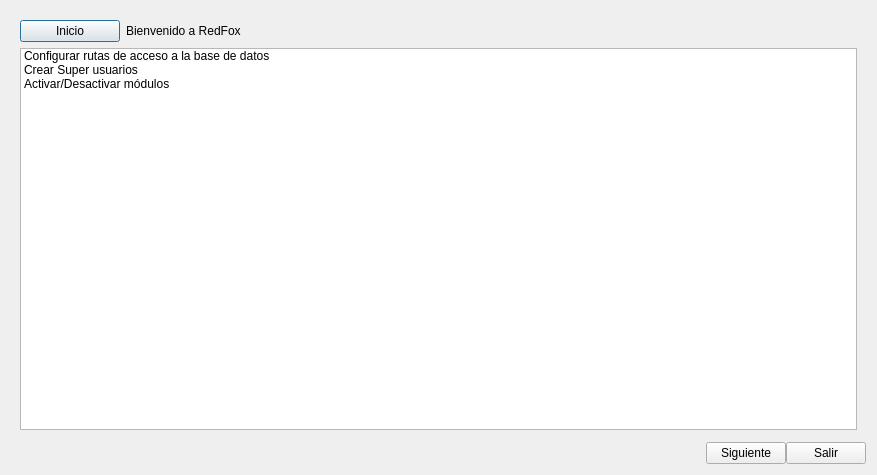
arcnexus/RedFoX, file Zona_Administrador/frmconfigmaya.ui: the form before one commit.
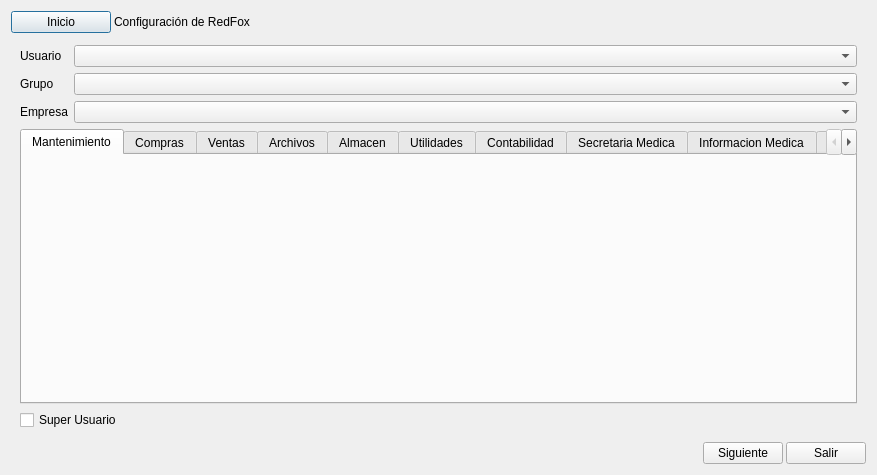
The form after the commit. The open tabs and pages were chosen to show the change. Icons and pictures are not drawn.

Commit message: Cambios en la gestion de usuarios

Diff of the .ui file:
```diff
--- a/Zona_Administrador/frmconfigmaya.ui
+++ b/Zona_Administrador/frmconfigmaya.ui
@@ -17,37 +17,41 @@
    <iconset resource="../maya.qrc">
     <normaloff>:/Icons/PNG/NeuX.png</normaloff>:/Icons/PNG/NeuX.png</iconset>
   </property>
-  <layout class="QGridLayout" name="gridLayout">
-   <property name="verticalSpacing">
+  <layout class="QVBoxLayout" name="verticalLayout">
+   <property name="spacing">
     <number>3</number>
    </property>
-   <item row="0" column="0">
+   <item>
+    <layout class="QHBoxLayout" name="horizontalLayout_2">
+     <item>
+      <widget class="QPushButton" name="btnInicio">
+       <property name="maximumSize">
+        <size>
+         <width>100</width>
+         <height>16777215</height>
+        </size>
+       </property>
+       <property name="text">
+        <string>Inicio</string>
+       </property>
+      </widget>
+     </item>
+     <item>
+      <widget class="QLabel" name="label_6">
+       <property name="text">
+        <string>Configuración de RedFox</string>
+       </property>
+      </widget>
+     </item>
+    </layout>
+   </item>
+   <item>
     <widget class="QStackedWidget" name="stackedWidget">
      <property name="currentIndex">
       <number>0</number>
      </property>
      <widget class="QWidget" name="welcome_page">
       <layout class="QGridLayout" name="gridLayout_3">
-       <item row="0" column="1">
-        <widget class="QLabel" name="label_6">
-         <property name="text">
-          <string>Bienvenido a RedFox</string>
-         </property>
-        </widget>
-       </item>
-       <item row="0" column="0">
-        <widget class="QPushButton" name="btnInicio">
-         <property name="maximumSize">
-          <size>
-           <width>100</width>
-           <height>16777215</height>
-          </size>
-         </property>
-         <property name="text">
-          <string>Inicio</string>
-         </property>
-        </widget>
-       </item>
        <item row="2" column="0" colspan="2">
         <widget class="QListWidget" name="listWidget">
          <item>
@@ -57,7 +61,17 @@
          </item>
          <item>
           <property name="text">
-           <string>Crear Super usuarios</string>
+           <string>Crear usuarios</string>
+          </property>
+         </item>
+         <item>
+          <property name="text">
+           <string>Editar usuarios</string>
+          </property>
+         </item>
+         <item>
+          <property name="text">
+           <string>Editar permisos de ususario</string>
           </property>
          </item>
          <item>
@@ -516,97 +530,358 @@
      </widget>
      <widget class="QWidget" name="create_user_page">
       <layout class="QFormLayout" name="formLayout">
-       <item row="0" column="0">
+       <item row="1" column="0">
         <widget class="QLabel" name="label_7">
          <property name="text">
-          <string>Nombre</string>
+          <string>Nombre (Usado para accedes a RedFox)</string>
          </property>
         </widget>
        </item>
-       <item row="0" column="1">
+       <item row="1" column="1">
         <widget class="QLineEdit" name="txtname"/>
        </item>
-       <item row="1" column="0">
+       <item row="2" column="0">
         <widget class="QLabel" name="label_8">
          <property name="text">
           <string>Contraseña</string>
          </property>
         </widget>
        </item>
-       <item row="1" column="1">
+       <item row="2" column="1">
         <widget class="QLineEdit" name="txtpass1">
          <property name="echoMode">
           <enum>QLineEdit::Password</enum>
          </property>
         </widget>
        </item>
-       <item row="2" column="0">
+       <item row="3" column="0">
         <widget class="QLabel" name="label_9">
          <property name="text">
           <string>Repetir contraseña</string>
          </property>
         </widget>
        </item>
-       <item row="2" column="1">
+       <item row="3" column="1">
         <widget class="QLineEdit" name="txtpass2">
          <property name="echoMode">
           <enum>QLineEdit::Password</enum>
          </property>
         </widget>
        </item>
-       <item row="3" column="0">
+       <item row="4" column="0">
         <widget class="QLabel" name="label_10">
          <property name="text">
           <string>Cuenta smtp</string>
          </property>
         </widget>
        </item>
-       <item row="3" column="1">
+       <item row="4" column="1">
         <widget class="QLineEdit" name="txtsmtp"/>
        </item>
-       <item row="4" column="0">
+       <item row="6" column="0">
         <widget class="QLabel" name="label_11">
          <property name="text">
           <string>Usuario e-mail</string>
          </property>
         </widget>
        </item>
-       <item row="4" column="1">
+       <item row="6" column="1">
         <widget class="QLineEdit" name="txtmail"/>
        </item>
-       <item row="5" column="0">
+       <item row="7" column="0">
         <widget class="QLabel" name="label_12">
          <property name="text">
           <string>Contraseña e-mail</string>
          </property>
         </widget>
        </item>
-       <item row="5" column="1">
+       <item row="7" column="1">
         <widget class="QLineEdit" name="txtmailpass1">
          <property name="echoMode">
           <enum>QLineEdit::Password</enum>
          </property>
         </widget>
        </item>
-       <item row="6" column="0">
+       <item row="8" column="0">
         <widget class="QLabel" name="label_13">
          <property name="text">
           <string>Repetir contraseña e-mail</string>
          </property>
         </widget>
        </item>
-       <item row="6" column="1">
+       <item row="8" column="1">
         <widget class="QLineEdit" name="txtmailpass2">
          <property name="echoMode">
           <enum>QLineEdit::Password</enum>
          </property>
         </widget>
        </item>
+       <item row="0" column="0">
+        <widget class="QLabel" name="label_14">
+         <property name="text">
+          <string>Nombre completo (aparecerá en los e-mails)</string>
+         </property>
+        </widget>
+       </item>
+       <item row="0" column="1">
+        <widget class="QLineEdit" name="txtNameComplete"/>
+       </item>
+       <item row="5" column="0">
+        <widget class="QLabel" name="label_15">
+         <property name="text">
+          <string>Puerto smtp</string>
+         </property>
+        </widget>
+       </item>
+       <item row="5" column="1">
+        <widget class="QSpinBox" name="spinSmtpPort">
+         <property name="maximum">
+          <number>9999999</number>
+         </property>
+         <property name="value">
+          <number>465</number>
+         </property>
+        </widget>
+       </item>
+       <item row="9" column="0">
+        <widget class="QCheckBox" name="chk_createSuper">
+         <property name="text">
+          <string>Hacer este usuario SuperUsuario</string>
+         </property>
+        </widget>
+       </item>
+      </layout>
+     </widget>
+     <widget class="QWidget" name="edit_user_permiso">
+      <layout class="QGridLayout" name="gridLayout_4">
+       <item row="0" column="0">
+        <widget class="QLabel" name="label_18">
+         <property name="sizePolicy">
+          <sizepolicy hsizetype="Maximum" vsizetype="Preferred">
+           <horstretch>0</horstretch>
+           <verstretch>0</verstretch>
+          </sizepolicy>
+         </property>
+         <property name="text">
+          <string>Usuario</string>
+         </property>
+        </widget>
+       </item>
+       <item row="0" column="1">
+        <widget class="QComboBox" name="cboUser_permiso"/>
+       </item>
+       <item row="1" column="0">
+        <widget class="QLabel" name="label_19">
+         <property name="sizePolicy">
+          <sizepolicy hsizetype="Preferred" vsizetype="Preferred">
+           <horstretch>0</horstretch>
+           <verstretch>0</verstretch>
+          </sizepolicy>
+         </property>
+         <property name="text">
+          <string>Grupo</string>
+         </property>
+        </widget>
+       </item>
+       <item row="1" column="1">
+        <widget class="QComboBox" name="cboGrupo_permiso"/>
+       </item>
+       <item row="2" column="0">
+        <widget class="QLabel" name="label_20">
+         <property name="sizePolicy">
+          <sizepolicy hsizetype="Maximum" vsizetype="Preferred">
+           <horstretch>0</horstretch>
+           <verstretch>0</verstretch>
+          </sizepolicy>
+         </property>
+         <property name="text">
+          <string>Empresa</string>
+         </property>
+        </widget>
+       </item>
+       <item row="2" column="1">
+        <widget class="QComboBox" name="cboEmpresa_permiso"/>
+       </item>
+       <item row="3" column="0" colspan="2">
+        <widget class="QTabWidget" name="tabWidget_4">
+         <property name="currentIndex">
+          <number>0</number>
+         </property>
+         <widget class="QWidget" name="tab_manten">
+          <attribute name="title">
+           <string>Mantenimiento</string>
+          </attribute>
+         </widget>
+         <widget class="QWidget" name="tab_compras">
+          <attribute name="title">
+           <string>Compras</string>
+          </attribute>
+         </widget>
+         <widget class="QWidget" name="tab_ventas">
+          <attribute name="title">
+           <string>Ventas</string>
+          </attribute>
+         </widget>
+         <widget class="QWidget" name="tab_archivos">
+          <attribute name="title">
+           <string>Archivos</string>
+          </attribute>
+         </widget>
+         <widget class="QWidget" name="tab_almacen">
+          <attribute name="title">
+           <string>Almacen</string>
+          </attribute>
+         </widget>
+         <widget class="QWidget" name="tab_utils">
+          <attribute name="title">
+           <string>Utilidades</string>
+          </attribute>
+         </widget>
+         <widget class="QWidget" name="tab_conta">
+          <attribute name="title">
+           <string>Contabilidad</string>
+          </attribute>
+         </widget>
+         <widget class="QWidget" name="tab_secMed">
+          <attribute name="title">
+           <string>Secretaria Medica</string>
+          </attribute>
+         </widget>
+         <widget class="QWidget" name="tab_med">
+          <attribute name="title">
+           <string>Informacion Medica</string>
+          </attribute>
+         </widget>
+         <widget class="QWidget" name="tab_admin">
+          <attribute name="title">
+           <string>Administrador</string>
+          </attribute>
+         </widget>
+         <widget class="QWidget" name="tab_noZone">
+          <attribute name="title">
+           <string>Sin Zona</string>
+          </attribute>
+         </widget>
+        </widget>
+       </item>
+       <item row="4" column="0" colspan="2">
+        <widget class="QCheckBox" name="chkSuperUser_permiso">
+         <property name="text">
+          <string>Super Usuario</string>
+         </property>
+        </widget>
+       </item>
+      </layout>
+     </widget>
+     <widget class="QWidget" name="edit_user_info">
+      <layout class="QFormLayout" name="formLayout_3">
+       <item row="1" column="0">
+        <widget class="QLabel" name="label_72">
+         <property name="text">
+          <string>Nombre completo (aparecerá en los e-mails)</string>
+         </property>
+        </widget>
+       </item>
+       <item row="1" column="1">
+        <widget class="QLineEdit" name="txtNameComplete_edit"/>
+       </item>
+       <item row="2" column="0">
+        <widget class="QLabel" name="label_71">
+         <property name="text">
+          <string>Nombre (Usado para accedes a RedFox)</string>
+         </property>
+        </widget>
+       </item>
+       <item row="2" column="1">
+        <widget class="QLineEdit" name="txtname_edit"/>
+       </item>
+       <item row="3" column="0">
+        <widget class="QLabel" name="label_69">
+         <property name="text">
+          <string>Contraseña</string>
+         </property>
+        </widget>
+       </item>
+       <item row="3" column="1">
+        <widget class="QLineEdit" name="txtpass1_edit">
+         <property name="echoMode">
+          <enum>QLineEdit::Password</enum>
+         </property>
+        </widget>
+       </item>
+       <item row="4" column="0">
+        <widget class="QLabel" name="label_67">
+         <property name="text">
+          <string>Cuenta smtp</string>
+         </property>
+        </widget>
+       </item>
+       <item row="4" column="1">
+        <widget class="QLineEdit" name="txtsmtp_edit"/>
+       </item>
+       <item row="5" column="0">
+        <widget class="QLabel" name="label_66">
+         <property name="text">
+          <string>Puerto smtp</string>
+         </property>
+        </widget>
+       </item>
+       <item row="5" column="1">
+        <widget class="QSpinBox" name="spinSmtpPort_edit">
+         <property name="maximum">
+          <number>9999999</number>
+         </property>
+         <property name="value">
+          <number>465</number>
+         </property>
+        </widget>
+       </item>
+       <item row="6" column="0">
+        <widget class="QLabel" name="label_68">
+         <property name="text">
+          <string>Usuario e-mail</string>
+         </property>
+        </widget>
+       </item>
+       <item row="6" column="1">
+        <widget class="QLineEdit" name="txtmail_edit"/>
+       </item>
+       <item row="7" column="0">
+        <widget class="QLabel" name="label_70">
+         <property name="text">
+          <string>Contraseña e-mail</string>
+         </property>
+        </widget>
+       </item>
+       <item row="7" column="1">
+        <widget class="QLineEdit" name="txtmailpass1_edit">
+         <property name="echoMode">
+          <enum>QLineEdit::Password</enum>
+         </property>
+        </widget>
+       </item>
+       <item row="8" column="0">
+        <widget class="QCheckBox" name="chk_Super_edit">
+         <property name="text">
+          <string>Hacer este usuario SuperUsuario</string>
+         </property>
+        </widget>
+       </item>
+       <item row="0" column="0" colspan="2">
+        <widget class="QComboBox" name="cbo_user_edit"/>
+       </item>
+       <item row="9" column="0">
+        <widget class="QPushButton" name="btnGuardarEdit">
+         <property name="text">
+          <string>Guardar</string>
+         </property>
+        </widget>
+       </item>
       </layout>
      </widget>
     </widget>
    </item>
-   <item row="1" column="0">
+   <item>
     <layout class="QHBoxLayout" name="horizontalLayout">
      <item>
       <spacer name="horizontalSpacer">
```
Left out of the diff: 45 changed lines with no effect on the pictures. The commit also changes 37 other files.
